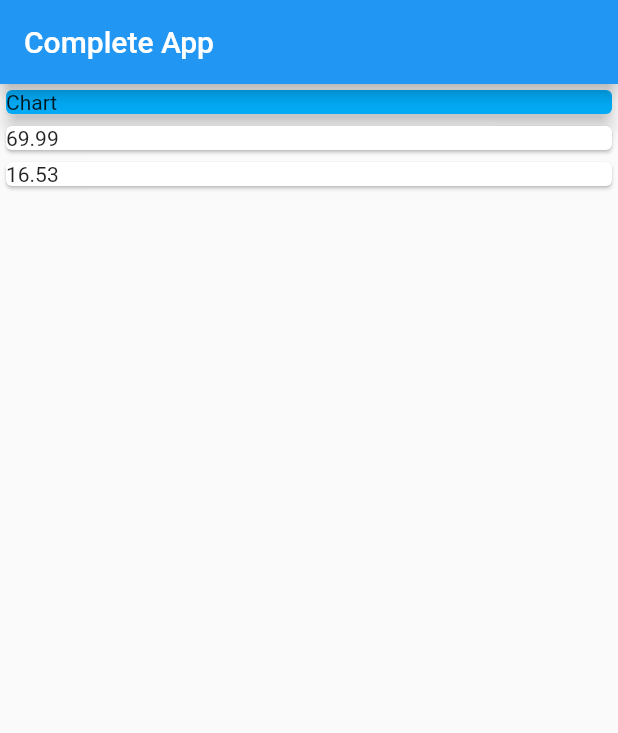
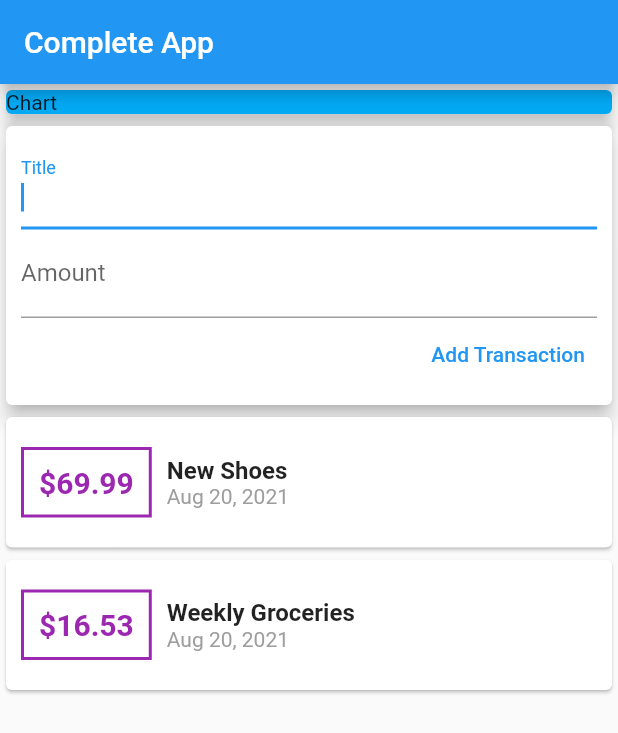
Before and after one commit to wesionaryTEAM/rnd-flutter-pragyan, a Flutter app: the screen it shows after launch, on a phone screen of 412 x 824 dp. Shown: the top 733 px of the screen. Run offline on Flutter 3.47's test engine with Material 2 defaults, Android fonts, the phone set to English and light mode, and no system bars.

Commit message:
Expense app

```diff
--- a/complete_flutter/lib/main.dart
+++ b/complete_flutter/lib/main.dart
@@ -1,5 +1,6 @@
-import 'package:complete_flutter/transaction.dart';
 import 'package:flutter/material.dart';
+
+import './widgets/user_transaction.dart';
 
 void main() {
   runApp(MyApp());
@@ -13,11 +14,6 @@ class MyApp extends StatefulWidget {
 }
 
 class _MyAppState extends State<MyApp> {
-  final List<Transaction> transactions = [
-    Transaction(id: 't1', title: 'New Shoes', amount: 69.99, date: DateTime.now()),
-    Transaction(id: 't2', title: 'Weekly Groceries', amount: 16.53, date: DateTime.now())
-  ];
-
   @override
   Widget build(BuildContext context) {
     return MaterialApp(
@@ -25,29 +21,22 @@ class _MyAppState extends State<MyApp> {
         appBar: AppBar(
           title: Text('Complete App'),
         ),
-        body: Column(
-          children: [
-            Card(
-              color: Colors.lightBlue,
-              child: Container(
+        body: SingleChildScrollView(
+          child: Column(
+            // mainAxisAlignment: MainAxisAlignment.start,
+            crossAxisAlignment: CrossAxisAlignment.stretch,
+            children: [
+              Container(
                 width: double.infinity,
-                child: Text('Chart'),
+                child: Card(
+                  color: Colors.lightBlue,
+                  child: Text('Chart'),
+                  elevation: 5,
+                ),
               ),
-              elevation: 5,
-            ),
-            Column(
-                children: transactions.map((tx) {
-              return Card(
-                child: Row(
-                  children: [
-                    Container(
-                      child: Text(tx.amount.toString()),
-                    )
-                  ],
-                ),
-              );
-            }).toList()),
-          ],
+              UserTransactions()
+            ],
+          ),
         ),
       ),
     );
--- /dev/null
+++ b/complete_flutter/lib/widgets/new_transaction.dart
@@ -0,0 +1,44 @@
+import 'package:flutter/material.dart';
+
+class NewTransaction extends StatelessWidget {
+  final Function(String, double) _addTransaction;
+
+  NewTransaction(this._addTransaction);
+
+  @override
+  Widget build(BuildContext context) {
+    final titleController = TextEditingController();
+    final amountController = TextEditingController();
+
+    return Card(
+      elevation: 5,
+      child: Container(
+        padding: EdgeInsets.all(10),
+        child: Column(
+          crossAxisAlignment: CrossAxisAlignment.end,
+          children: [
+            TextField(
+              autocorrect: false,
+              autofocus: true,
+              controller: titleController,
+              decoration: InputDecoration(labelText: 'Title'),
+            ),
+            TextField(
+              autocorrect: false,
+              autofocus: true,
+              controller: amountController,
+              decoration: InputDecoration(labelText: 'Amount'),
+            ),
+            TextButton(
+              onPressed: () {
+                _addTransaction(titleController.text, double.parse(amountController.text));
+              },
+              child: Text('Add Transaction'),
+              style: ButtonStyle(),
+            )
+          ],
+        ),
+      ),
+    );
+  }
+}
--- /dev/null
+++ b/complete_flutter/lib/widgets/transaction_list.dart
@@ -0,0 +1,45 @@
+import 'package:flutter/material.dart';
+import 'package:intl/intl.dart';
+
+import '../models/transaction.dart';
+
+class TransactionList extends StatelessWidget {
+  final List<Transaction> transactions;
+
+  TransactionList(this.transactions);
+
+  @override
+  Widget build(BuildContext context) {
+    return Column(
+        children: transactions.map((tx) {
+      return Card(
+        child: Row(
+          children: [
+            Container(
+              margin: EdgeInsets.fromLTRB(10, 20, 10, 20),
+              decoration: BoxDecoration(border: Border.all(color: Colors.purple, width: 2)),
+              padding: EdgeInsets.all(10),
+              child: Text(
+                '\$${tx.amount}',
+                style: TextStyle(fontSize: 20, fontWeight: FontWeight.bold, color: Colors.purple),
+              ),
+            ),
+            Column(
+              crossAxisAlignment: CrossAxisAlignment.start,
+              children: [
+                Text(
+                  tx.title,
+                  style: TextStyle(fontSize: 16, fontWeight: FontWeight.bold),
+                ),
+                Text(
+                  DateFormat.yMMMd().format(tx.date),
+                  style: TextStyle(color: Colors.grey),
+                )
+              ],
+            )
+          ],
+        ),
+      );
+    }).toList());
+  }
+}
--- /dev/null
+++ b/complete_flutter/lib/widgets/user_transaction.dart
@@ -0,0 +1,35 @@
+import 'package:flutter/material.dart';
+
+import './new_transaction.dart';
+import './transaction_list.dart';
+import '../models/transaction.dart';
+
+class UserTransactions extends StatefulWidget {
+  const UserTransactions({Key? key}) : super(key: key);
+
+  @override
+  _UserTransactionsState createState() => _UserTransactionsState();
+}
+
+class _UserTransactionsState extends State<UserTransactions> {
+  final List<Transaction> _userTransactions = [
+    Transaction(id: 't1', title: 'New Shoes', amount: 69.99, date: DateTime.now()),
+    Transaction(id: 't2', title: 'Weekly Groceries', amount: 16.53, date: DateTime.now())
+  ];
+
+  void _addNewTransaction(String txTitle, double txAmount) {
+    final newTx =
+        Transaction(id: DateTime.now().toString(), title: txTitle, amount: txAmount, date: DateTime.now());
+
+    setState(() {
+      _userTransactions.add(newTx);
+    });
+  }
+
+  @override
+  Widget build(BuildContext context) {
+    return Column(
+      children: [NewTransaction(_addNewTransaction), TransactionList(_userTransactions)],
+    );
+  }
+}
--- a/complete_flutter/pubspec.yaml
+++ b/complete_flutter/pubspec.yaml
@@ -23,7 +23,7 @@ environment:
 dependencies:
   flutter:
     sdk: flutter
-
+  intl: ^0.17.0
 
   # The following adds the Cupertino Icons font to your application.
   # Use with the CupertinoIcons class for iOS style icons.
```
Also changed, not shown: complete_flutter/lib/models/transaction.dart (renamed from complete_flutter/lib/transaction.dart), complete_flutter/pubspec.lock.
